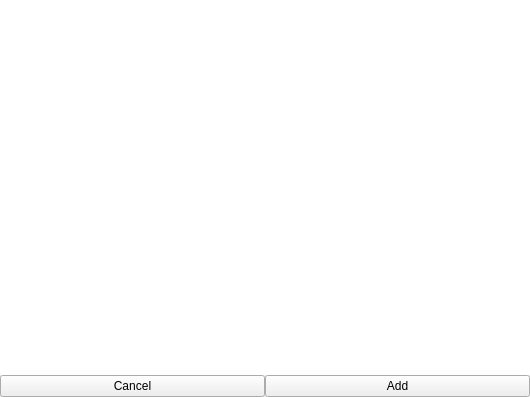
The window that filepathselectordialog.ui (Cannabis2013/FileMover) describes before a commit, drawn with Qt 5.
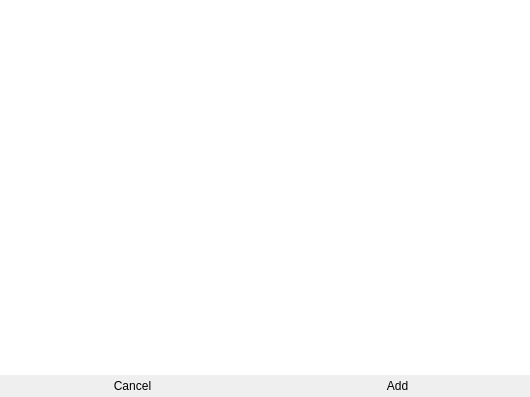
The same window after the commit.

The edit to the form file:
```diff
--- a/filepathselectordialog.ui
+++ b/filepathselectordialog.ui
@@ -68,6 +68,9 @@
        <property name="text">
         <string>Cancel</string>
        </property>
+       <property name="flat">
+        <bool>true</bool>
+       </property>
        <attribute name="buttonGroup">
         <string notr="true">buttonGroup</string>
        </attribute>
@@ -78,6 +81,9 @@
        <property name="text">
         <string>Add</string>
        </property>
+       <property name="flat">
+        <bool>true</bool>
+       </property>
        <attribute name="buttonGroup">
         <string notr="true">buttonGroup</string>
        </attribute>
```
Left out of the diff: 4 changed lines with no effect on the pictures.
